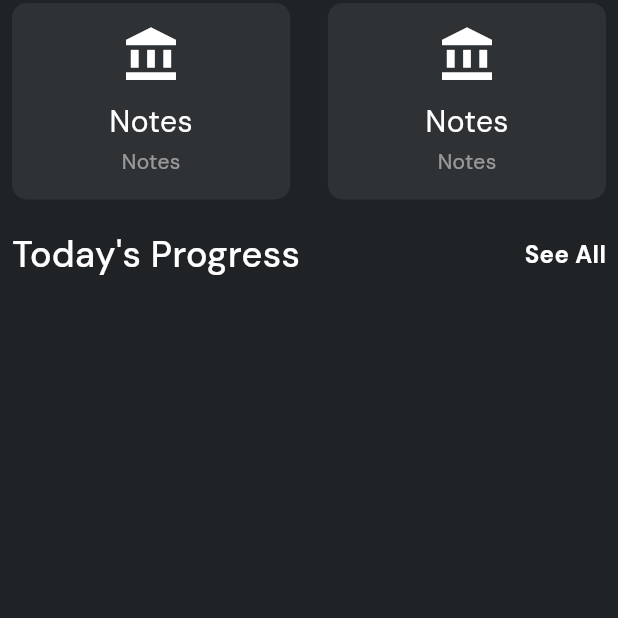
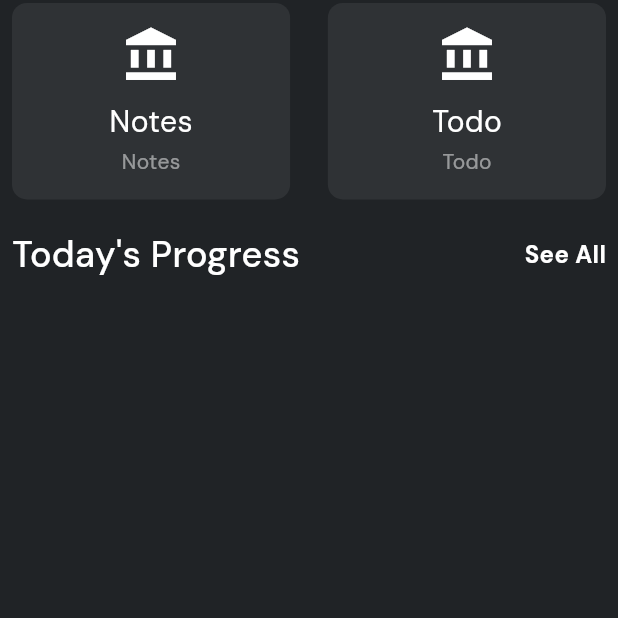
Before and after one commit to charitha-98/notes-task-management-app, a Flutter app: the screen it shows after launch, on a phone screen of 412 x 824 dp, the part 349-967 px from its top. Run offline on Flutter 3.47's test engine with Material 3 defaults, Android fonts, the phone set to English and light mode, and no system bars; our stand-ins replace go_router, google_fonts.

Commit message:
setup page routing

```diff
--- a/lib/pages/home_page.dart
+++ b/lib/pages/home_page.dart
@@ -1,5 +1,6 @@
 import 'package:flutter/material.dart';
 import 'package:note_sphere/utills/constents.dart';
+import 'package:note_sphere/utills/router.dart';
 import 'package:note_sphere/utills/text_styles.dart';
 import 'package:note_sphere/widgets/notes_todo_cards.dart';
 import 'package:note_sphere/widgets/progress_card.dart';
@@ -21,15 +22,25 @@ class HomePage extends StatelessWidget {
             Row(
               mainAxisAlignment: MainAxisAlignment.spaceBetween,
               children: [
-                NotesTodoCards(
-                  title: "Notes",
-                  description: "Sinhala notes",
-                  icon: Icons.account_balance,
+                GestureDetector(
+                  onTap: () {
+                    AppRouter.router.push("/notes");
+                  },
+                  child: NotesTodoCards(
+                    title: "Notes",
+                    description: "Sinhala notes",
+                    icon: Icons.account_balance,
+                  ),
                 ),
-                NotesTodoCards(
-                  title: "Notes",
-                  description: "Sinhala notes",
-                  icon: Icons.account_balance,
+                GestureDetector(
+                  onTap: () {
+                    AppRouter.router.push("/todo");
+                  },
+                  child: NotesTodoCards(
+                    title: "Todo",
+                    description: "Sinhala notes",
+                    icon: Icons.account_balance,
+                  ),
                 ),
               ],
             ),
--- a/lib/utills/router.dart
+++ b/lib/utills/router.dart
@@ -1,6 +1,8 @@
 import 'package:flutter/widgets.dart';
 import 'package:go_router/go_router.dart';
 import 'package:note_sphere/pages/home_page.dart';
+import 'package:note_sphere/pages/notes_page.dart';
+import 'package:note_sphere/pages/todo_page.dart';
 
 class AppRouter {
   static final router = GoRouter(
@@ -15,6 +17,20 @@ class AppRouter {
           return HomePage();
         },
       ),
+      GoRoute(
+        name: "notes",
+        path: "/notes",
+        builder: (context, state) {
+          return NotesPage();
+        },
+      ),
+      GoRoute(
+        name: "todo",
+        path: "/todo",
+        builder: (context, state) {
+          return TodoPage();
+        },
+      ),
     ],
   );
 }
```
Also changed, not shown: lib/pages/notes_page.dart (added, +41 -0 lines), lib/pages/todo_page.dart (added, +15 -0 lines).
